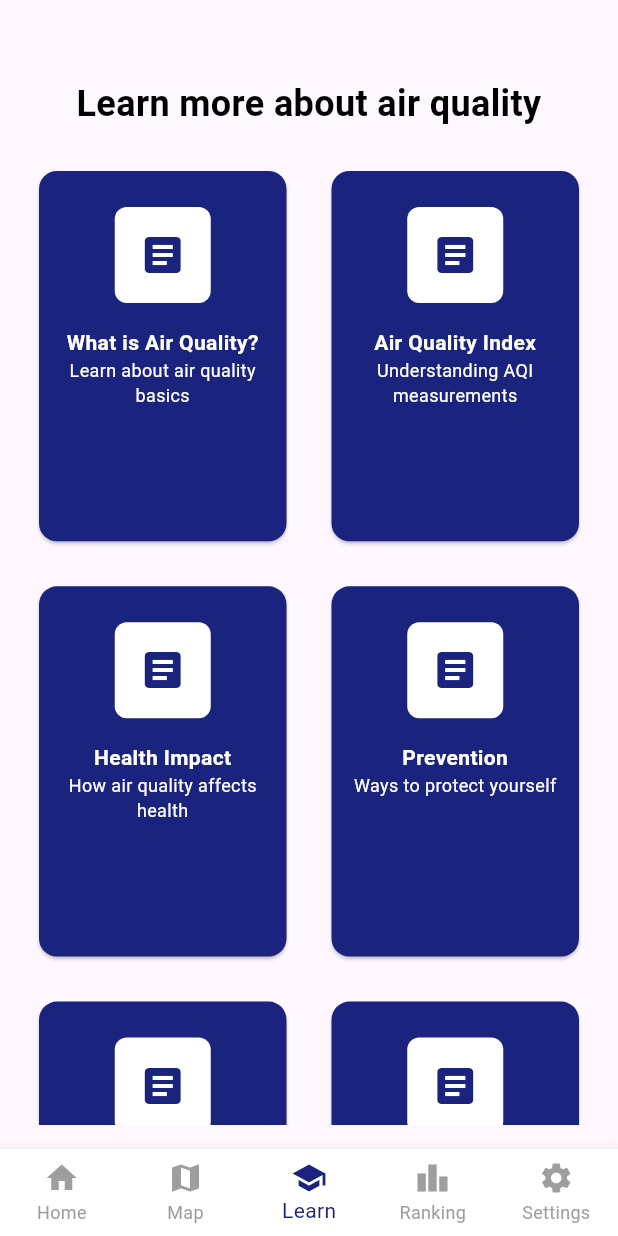
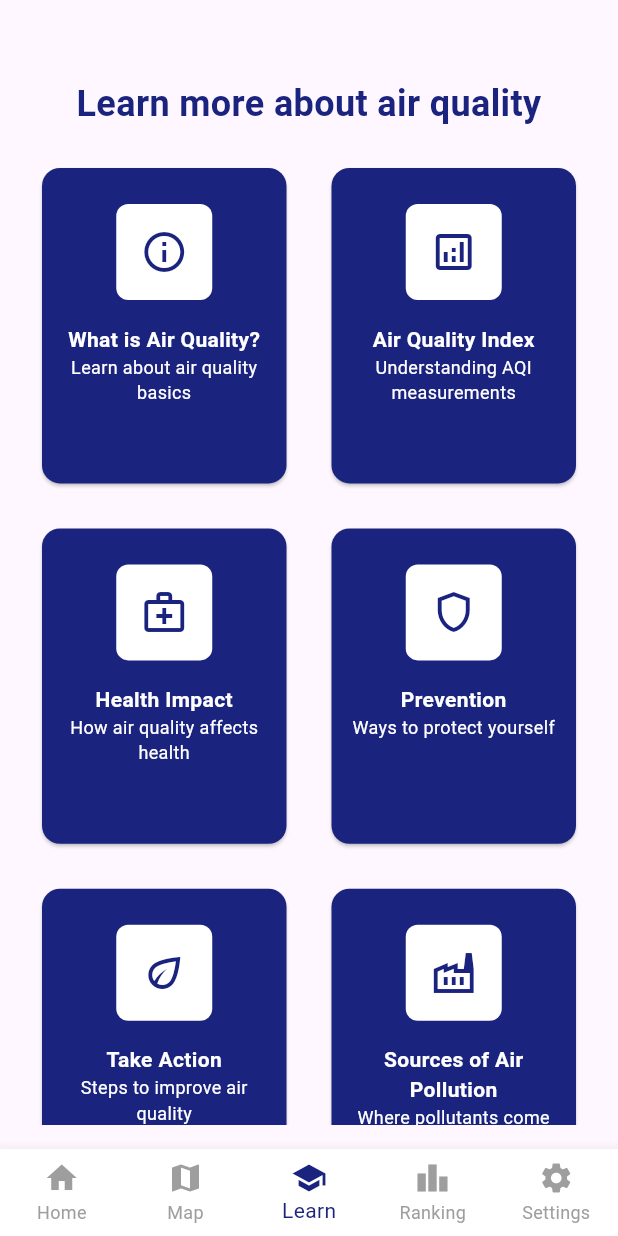
Before and after one commit to bube-ristovska/pulseeco, a Flutter app: the AirQualityScreen screen opened by its route, item 3 of the bottom bar chosen, on a phone screen of 412 x 824 dp. Run offline on Flutter 3.47's test engine with Material 3 defaults, Android fonts, the light colour scheme and no system bars; our stand-ins replace flutter_map, latlong2, permission_handler, shared_preferences; accounts and stored records are empty.

Commit message:
Design improved

```diff
--- a/lib/learnscreen.dart
+++ b/lib/learnscreen.dart
@@ -12,6 +12,18 @@ class LearnScreen extends StatelessWidget {
   }
 
   Widget _buildLearnCard(String title, String subtitle, String url) {
+    final Map<String, IconData> iconMap = {
+      'What is Air Quality?': Icons.info_outline,
+      'Air Quality Index': Icons.analytics_outlined,
+      'Health Impact': Icons.medical_services_outlined,
+      'Prevention': Icons.shield_outlined,
+      'Take Action': Icons.eco_outlined,
+      'Sources of Air Pollution': Icons.factory_outlined,
+      'Indoor Air Quality': Icons.home_outlined,
+      'Climate Change': Icons.cloud_outlined,
+      'Children and Air Pollution': Icons.child_care_outlined,
+      'Monitoring Air Quality': Icons.settings_input_antenna,
+    };
     return Card(
       margin: const EdgeInsets.only(bottom: 26, left: 13, right: 13),
       color: const Color(0xFF1A237E),
@@ -31,8 +43,8 @@ class LearnScreen extends StatelessWidget {
                     color: Colors.white,
                     borderRadius: BorderRadius.circular(8),
                   ),
-                  child: const Icon(
-                    Icons.article,
+                  child:  Icon(
+                    iconMap[title] ?? Icons.article,
                     color: Color(0xFF1A237E),
                     size: 32,  // Increased icon size
                   ),
@@ -86,14 +98,14 @@ class LearnScreen extends StatelessWidget {
                 style: TextStyle(
                   fontSize: 24,
                   fontWeight: FontWeight.bold,
-                  color: Colors.black,
+                  color:  Color(0xFF1A237E),
                 ),
               ),
             ),
-            const SizedBox(height: 16),
+            const SizedBox(height: 14),
             // GridView inside the scrollable column
             Padding(
-              padding: const EdgeInsets.symmetric(horizontal: 13.0),
+              padding: const EdgeInsets.symmetric(horizontal: 15.0),
               child: GridView.builder(
                 shrinkWrap: true,  // This makes the GridView take up only as much space as needed
                 physics: const NeverScrollableScrollPhysics(),  // Disable scroll on the GridView itself
@@ -101,7 +113,7 @@ class LearnScreen extends StatelessWidget {
                   crossAxisCount: 2, // Two columns
                   crossAxisSpacing: 4.0, // Spacing between columns
                   mainAxisSpacing: 4.0, // Spacing between rows
-                  childAspectRatio: 0.7, // Adjusted the aspect ratio for a taller card
+                  childAspectRatio: 0.8, // Adjusted the aspect ratio for a taller card
                 ),
                 itemCount: 10, // Number of items in the grid
                 itemBuilder: (context, index) {
```
